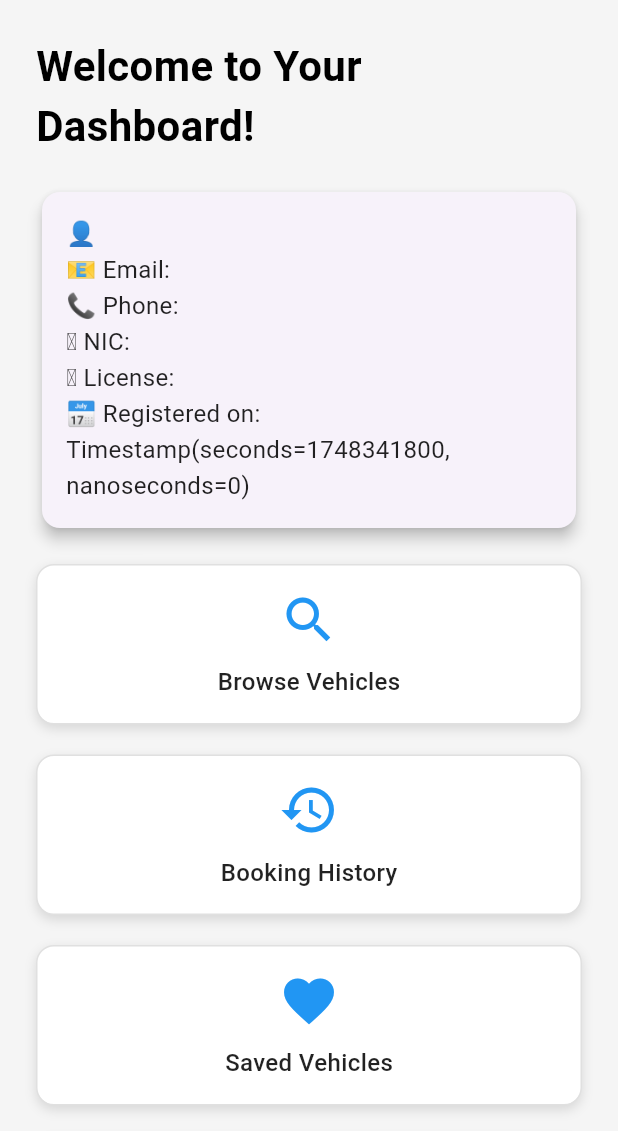
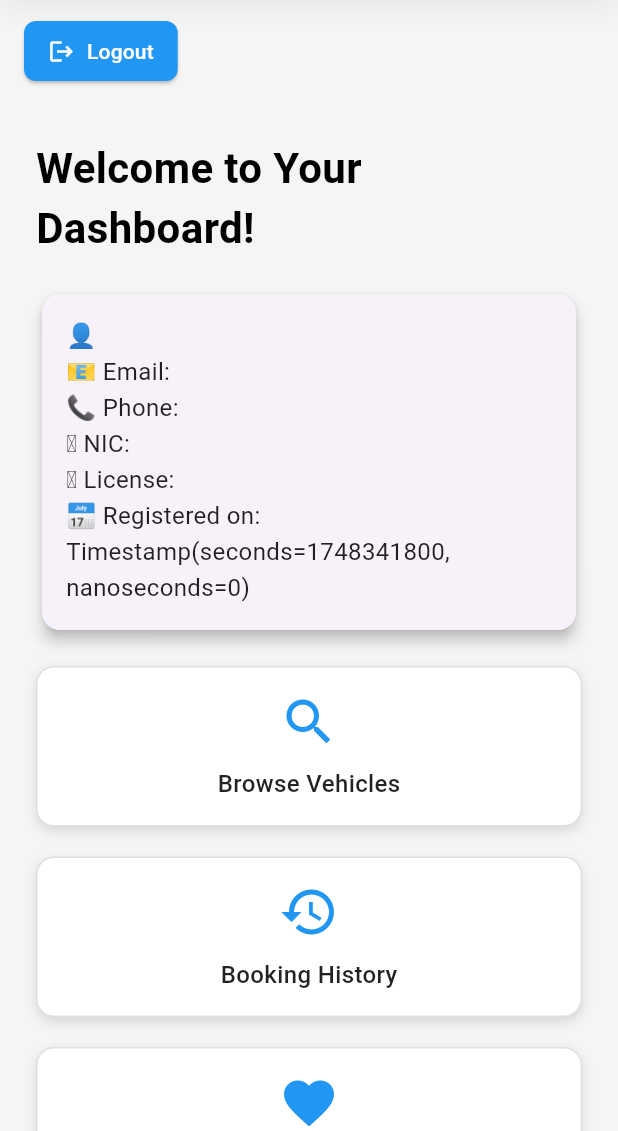
Before and after one commit to DulajAR/GAHDSE24.1F-sukkanama-vehicle-rental, a Flutter app: the CustomerDashboardScreen screen opened directly with empty values, on a phone screen of 412 x 824 dp, the part 105-1236 px from its top. Run offline on Flutter 3.47's test engine with Material 3 defaults, Android fonts, the light colour scheme and no system bars; our stand-ins replace cloud_firestore, firebase_auth, firebase_core, font_awesome_flutter, get; accounts and stored records are empty.

Commit message:
add logout butons to both supplier and customer dashboards

```diff
--- a/mobile_app/lib/screens/customer_dashboard_screen.dart
+++ b/mobile_app/lib/screens/customer_dashboard_screen.dart
@@ -1,10 +1,9 @@
-// lib/screens/customer_dashboard_screen.dart
-
 import 'package:flutter/material.dart';
 import 'package:mobile_app/widgets/header.dart';
 import 'package:mobile_app/widgets/news_latter.dart';
 import 'package:mobile_app/widgets/footer.dart';
 import 'package:mobile_app/widgets/customer_dashboard.dart';
+import 'package:mobile_app/screens/customer_login_screen.dart'; // 👈 Import this
 
 class CustomerDashboardScreen extends StatelessWidget {
   final String email;
@@ -15,11 +14,43 @@ class CustomerDashboardScreen extends StatelessWidget {
   Widget build(BuildContext context) {
     return Scaffold(
       backgroundColor: const Color(0xFFF5F5F5),
-      body: SingleChildScrollView(
+      body: Column(
+        children: [
+          Expanded(
+            child: SingleChildScrollView(
               child: Column(
                 crossAxisAlignment: CrossAxisAlignment.stretch,
                 children: [
                   const Header(),
+
+                  // ✅ Back Button that navigates to CustomerLoginScreen
+                  Padding(
+                    padding: const EdgeInsets.symmetric(horizontal: 16.0, vertical: 10.0),
+                    child: Align(
+                      alignment: Alignment.centerLeft,
+                      child: ElevatedButton.icon(
+                        onPressed: () {
+                          Navigator.pushReplacement(
+                            context,
+                            MaterialPageRoute(
+                              builder: (context) => const CustomerLoginScreen(),
+                            ),
+                          );
+                        },
+                        icon: const Icon(Icons.logout),
+                        label: const Text("Logout"),
+                        style: ElevatedButton.styleFrom(
+                          backgroundColor: Colors.blue,
+                          foregroundColor: Colors.white,
+                          padding: const EdgeInsets.symmetric(horizontal: 16, vertical: 10),
+                          shape: RoundedRectangleBorder(
+                            borderRadius: BorderRadius.circular(8),
+                          ),
+                        ),
+                      ),
+                    ),
+                  ),
+
                   CustomerDashboard(email: email),
                   const SizedBox(height: 20),
                   const NewsLetter(),
@@ -27,6 +58,9 @@ class CustomerDashboardScreen extends StatelessWidget {
                 ],
               ),
             ),
+          ),
+        ],
+      ),
     );
   }
 }
```
Also changed, not shown: mobile_app/lib/screens/supplier_dashboard_screen.dart (+38 -4 lines), mobile_app/lib/widgets/supplier_dashboard.dart (+6 -16 lines). Lines whose indentation alone changed are shown as unchanged.
